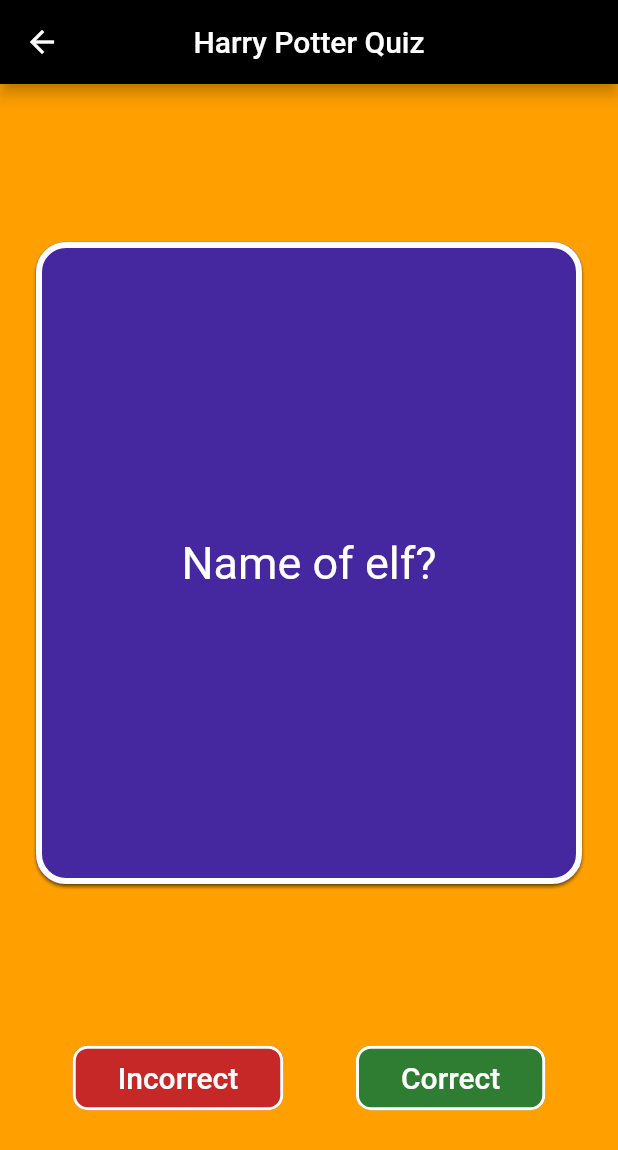
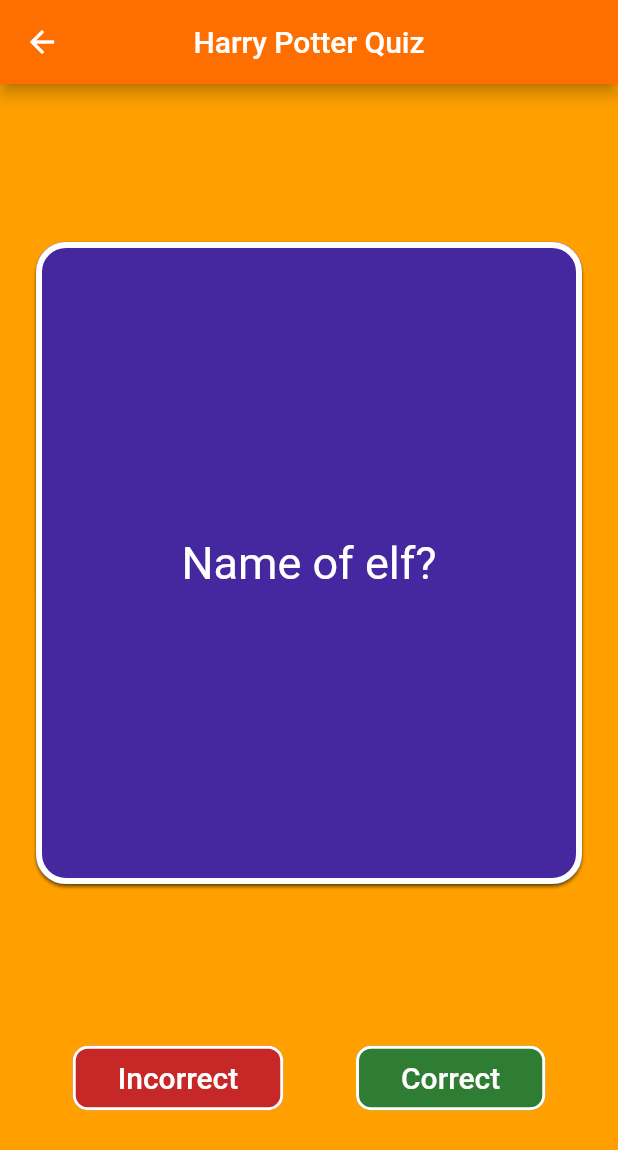
Before and after one commit to Aprisyta/QuizCardsFlutter, a Flutter app: the DeckOfCardsScreen screen opened directly with sample values from the repository, on a phone screen of 412 x 824 dp. Shown: the top 1150 px of the screen. Run offline on Flutter 3.47's test engine with Material 2 defaults, Android fonts, the phone set to English and light mode, and no system bars.

Commit message:
UI enhancement

```diff
--- a/lib/cards_view.dart
+++ b/lib/cards_view.dart
@@ -39,7 +39,7 @@ class DeckOfCardsScreenState extends State<DeckOfCardsScreen> with TickerProvide
         automaticallyImplyLeading: true,
         title: new Text("${deck.deckTitle}"),
         centerTitle: true,
-        backgroundColor: Colors.black,
+        backgroundColor: Colors.amber[900],
       ),
       backgroundColor: Colors.amber[700],
       body:
```
